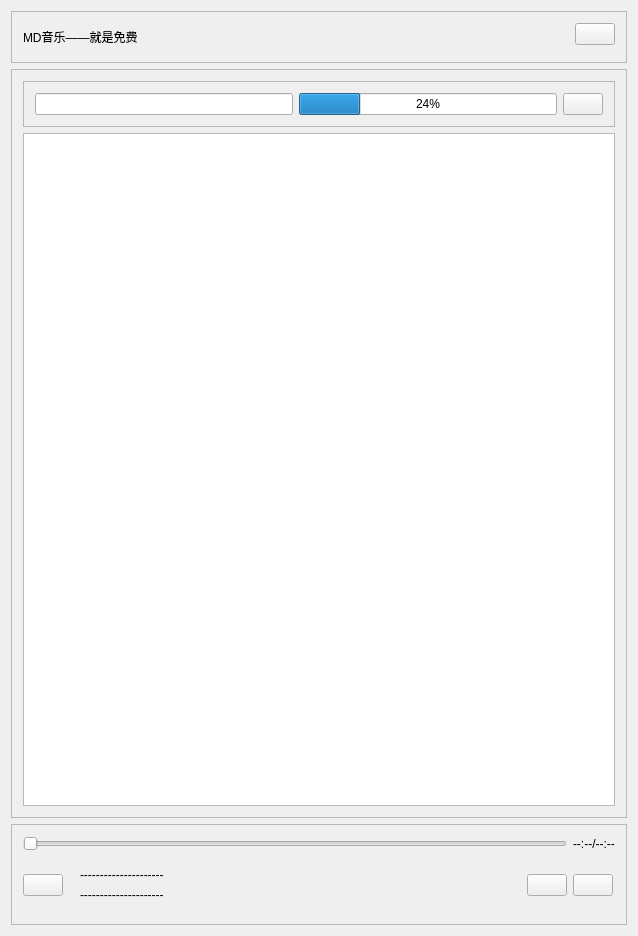
Old version of the form Android/MDmusic/mainwidget.ui in the repository zhaomangang/MusicDownland.
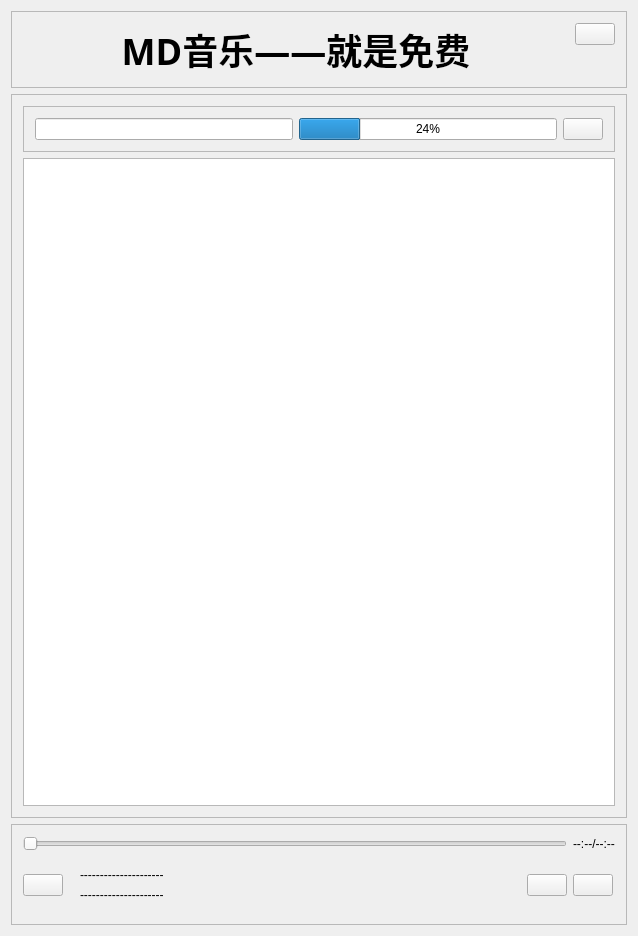
New version of the form. Icons and pictures are not drawn.

Diff of the .ui file:
```diff
--- a/Android/MDmusic/mainwidget.ui
+++ b/Android/MDmusic/mainwidget.ui
@@ -19,6 +19,9 @@
   <property name="windowTitle">
    <string>MainWidget</string>
   </property>
+  <property name="styleSheet">
+   <string notr="true"/>
+  </property>
   <layout class="QVBoxLayout" name="verticalLayout">
    <item>
     <widget class="QFrame" name="frame_4">
@@ -28,6 +31,9 @@
        <verstretch>0</verstretch>
       </sizepolicy>
      </property>
+     <property name="styleSheet">
+      <string notr="true">background-image: url(:/image/bg.jpg);</string>
+     </property>
      <property name="frameShape">
       <enum>QFrame::StyledPanel</enum>
      </property>
@@ -66,9 +72,24 @@
           <verstretch>0</verstretch>
          </sizepolicy>
         </property>
+        <property name="font">
+         <font>
+          <family>华文行楷</family>
+          <pointsize>27</pointsize>
+          <weight>75</weight>
+          <italic>false</italic>
+          <bold>true</bold>
+         </font>
+        </property>
         <property name="text">
          <string>MD音乐——就是免费</string>
         </property>
+        <property name="textFormat">
+         <enum>Qt::AutoText</enum>
+        </property>
+        <property name="alignment">
+         <set>Qt::AlignCenter</set>
+        </property>
        </widget>
       </item>
      </layout>
@@ -82,6 +103,9 @@
        <verstretch>0</verstretch>
       </sizepolicy>
      </property>
+     <property name="styleSheet">
+      <string notr="true">background-image: url(:/image/bg.jpg);</string>
+     </property>
      <property name="frameShape">
       <enum>QFrame::StyledPanel</enum>
      </property>
@@ -91,6 +115,9 @@
      <layout class="QVBoxLayout" name="verticalLayout_2">
       <item>
        <widget class="QFrame" name="frame_3">
+        <property name="styleSheet">
+         <string notr="true"/>
+        </property>
         <property name="frameShape">
          <enum>QFrame::StyledPanel</enum>
         </property>
```
Left out of the diff: 3 changed lines with no effect on the pictures.
